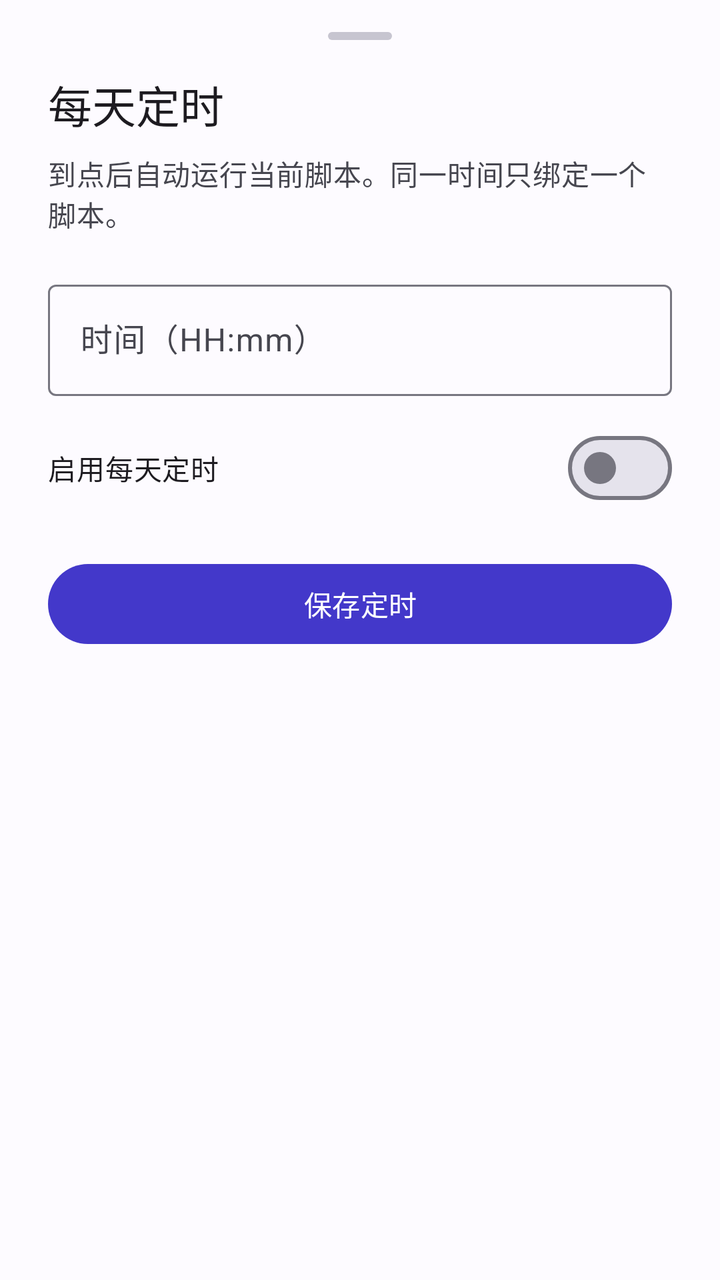
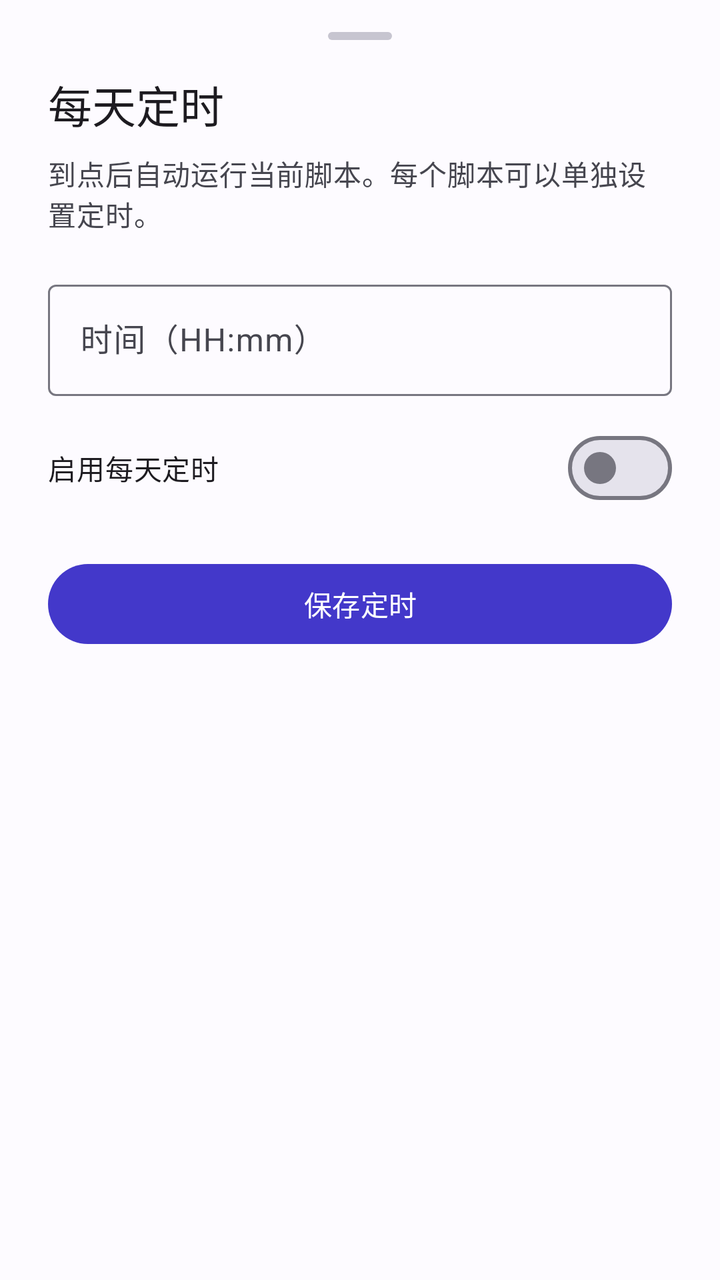

Before-and-after screenshots of an Android layout around one commit, followed by the original layout XML and the change that was made.
<!-- AndroidManifest.xml: application theme Theme.MicroAuto -->
<!-- res/layout/sheet_schedule.xml -->
<?xml version="1.0" encoding="utf-8"?>
<LinearLayout xmlns:android="http://schemas.android.com/apk/res/android"
    android:layout_width="match_parent"
    android:layout_height="wrap_content"
    android:orientation="vertical"
    android:paddingStart="24dp"
    android:paddingTop="8dp"
    android:paddingEnd="24dp"
    android:paddingBottom="32dp">

    <View
        android:layout_width="32dp"
        android:layout_height="4dp"
        android:layout_gravity="center_horizontal"
        android:layout_marginTop="8dp"
        android:background="@drawable/bg_drag_handle" />

    <TextView
        android:layout_width="wrap_content"
        android:layout_height="wrap_content"
        android:layout_marginTop="16dp"
        android:text="每天定时"
        android:textAppearance="?attr/textAppearanceTitleLarge" />

    <TextView
        android:layout_width="wrap_content"
        android:layout_height="wrap_content"
        android:layout_marginTop="8dp"
        android:text="到点后自动运行当前脚本。同一时间只绑定一个脚本。"
        android:textAppearance="?attr/textAppearanceBodyMedium"
        android:textColor="?attr/colorOnSurfaceVariant" />

    <com.google.android.material.textfield.TextInputLayout
        android:id="@+id/scheduleTimeLayout"
        style="@style/Widget.Material3.TextInputLayout.OutlinedBox"
        android:layout_width="match_parent"
        android:layout_height="wrap_content"
        android:layout_marginTop="20dp"
        android:hint="时间（HH:mm）">

        <com.google.android.material.textfield.TextInputEditText
            android:id="@+id/scheduleTime"
            android:layout_width="match_parent"
            android:layout_height="wrap_content"
            android:inputType="text"
            android:maxLines="1" />
    </com.google.android.material.textfield.TextInputLayout>

    <com.google.android.material.materialswitch.MaterialSwitch
        android:id="@+id/scheduleSwitch"
        android:layout_width="match_parent"
        android:layout_height="wrap_content"
        android:layout_marginTop="12dp"
        android:text="启用每天定时" />

    <com.google.android.material.button.MaterialButton
        android:id="@+id/btnSaveSchedule"
        android:layout_width="match_parent"
        android:layout_height="wrap_content"
        android:layout_marginTop="20dp"
        android:text="保存定时" />
</LinearLayout>
<!-- resources referenced by this layout -->
<resources>
  <!-- drawable bg_drag_handle (drawable) -->
  <?xml version="1.0" encoding="utf-8"?>
  <shape xmlns:android="http://schemas.android.com/apk/res/android"
      android:shape="rectangle">
      <solid android:color="?attr/colorOutlineVariant" />
      <corners android:radius="2dp" />
  </shape>
  <color name="md_primary">#4338CA</color>
  <color name="md_on_primary">#FFFFFF</color>
  <color name="md_primary_container">#E0E0FF</color>
  <color name="md_on_primary_container">#12005E</color>
  <color name="md_secondary">#0369A1</color>
  <color name="md_on_secondary">#FFFFFF</color>
  <color name="md_secondary_container">#CFE9FF</color>
  <color name="md_on_secondary_container">#001E2F</color>
  <color name="md_tertiary">#0E7490</color>
  <color name="md_on_tertiary">#FFFFFF</color>
  <color name="md_tertiary_container">#CFFAFE</color>
  <color name="md_on_tertiary_container">#00363D</color>
  <color name="md_background">#FDFBFF</color>
  <color name="md_on_background">#1B1B1F</color>
  <color name="md_surface">#FDFBFF</color>
  <color name="md_on_surface">#1B1B1F</color>
  <color name="md_surface_variant">#E3E1EC</color>
  <color name="md_on_surface_variant">#46464F</color>
  <color name="md_outline">#777680</color>
  <color name="md_outline_variant">#C7C5D0</color>
  <color name="md_surface_container_lowest">#FFFFFF</color>
  <color name="md_surface_container_low">#F7F5FB</color>
  <color name="md_surface_container">#F1EFF7</color>
  <color name="md_surface_container_high">#EBE9F2</color>
  <color name="md_surface_container_highest">#E5E3EC</color>
  <color name="md_error">#BA1A1A</color>
  <color name="md_on_error">#FFFFFF</color>
  <color name="md_error_container">#FFDAD6</color>
  <color name="md_on_error_container">#410002</color>
  <!-- unchanged entries left out for length: 1 -->
</resources>

<!-- the commit's change to res/layout/sheet_schedule.xml (unified diff, before → after) -->
@@ -19,14 +19,14 @@
         android:layout_width="wrap_content"
         android:layout_height="wrap_content"
         android:layout_marginTop="16dp"
-        android:text="每天定时"
+        android:text="@string/schedule_title"
         android:textAppearance="?attr/textAppearanceTitleLarge" />
 
     <TextView
         android:layout_width="wrap_content"
         android:layout_height="wrap_content"
         android:layout_marginTop="8dp"
-        android:text="到点后自动运行当前脚本。同一时间只绑定一个脚本。"
+        android:text="@string/schedule_description"
         android:textAppearance="?attr/textAppearanceBodyMedium"
         android:textColor="?attr/colorOnSurfaceVariant" />
 
@@ -36,7 +36,7 @@
         android:layout_width="match_parent"
         android:layout_height="wrap_content"
         android:layout_marginTop="20dp"
-        android:hint="时间（HH:mm）">
+        android:hint="@string/schedule_time_hint">
 
         <com.google.android.material.textfield.TextInputEditText
             android:id="@+id/scheduleTime"
@@ -51,12 +51,12 @@
         android:layout_width="match_parent"
         android:layout_height="wrap_content"
         android:layout_marginTop="12dp"
-        android:text="启用每天定时" />
+        android:text="@string/schedule_enable" />
 
     <com.google.android.material.button.MaterialButton
         android:id="@+id/btnSaveSchedule"
         android:layout_width="match_parent"
         android:layout_height="wrap_content"
         android:layout_marginTop="20dp"
-        android:text="保存定时" />
+        android:text="@string/schedule_save" />
 </LinearLayout>
<!-- resource entries referenced after the edit -->
@@ -7,6 +7,11 @@
       <solid android:color="?attr/colorOutlineVariant" />
       <corners android:radius="2dp" />
   </shape>
+  <string name="schedule_description">到点后自动运行当前脚本。每个脚本可以单独设置定时。</string>
+  <string name="schedule_enable">启用每天定时</string>
+  <string name="schedule_save">保存定时</string>
+  <string name="schedule_time_hint">时间（HH:mm）</string>
+  <string name="schedule_title">每天定时</string>
   <color name="md_primary">#4338CA</color>
   <color name="md_on_primary">#FFFFFF</color>
   <color name="md_primary_container">#E0E0FF</color>
